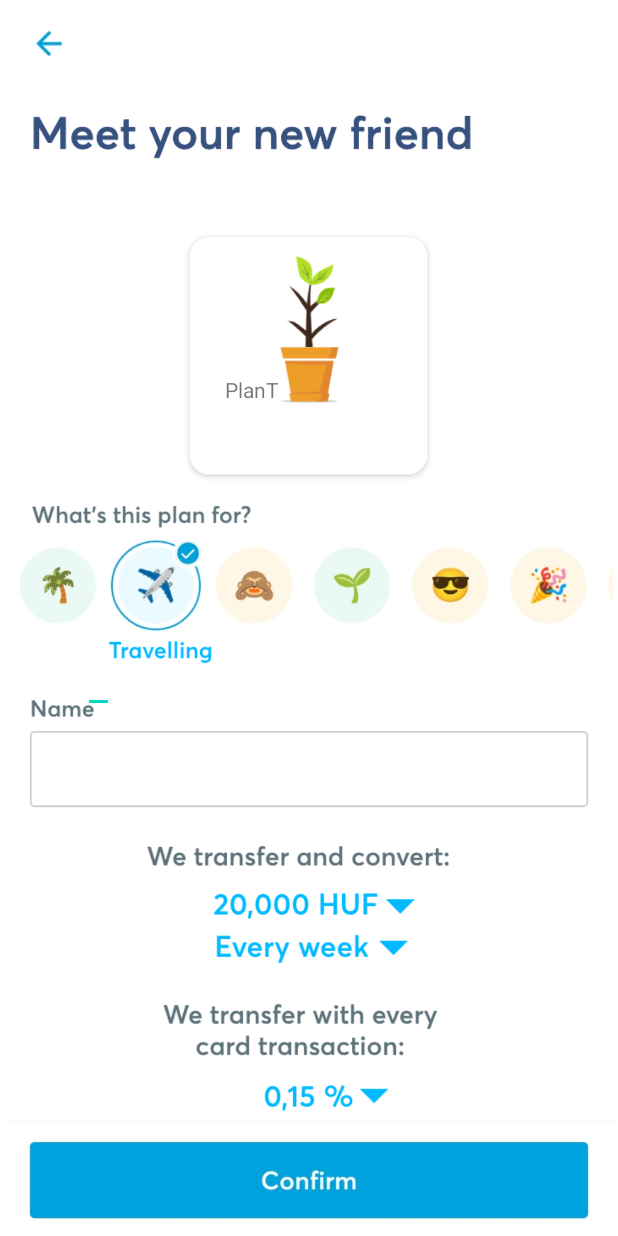
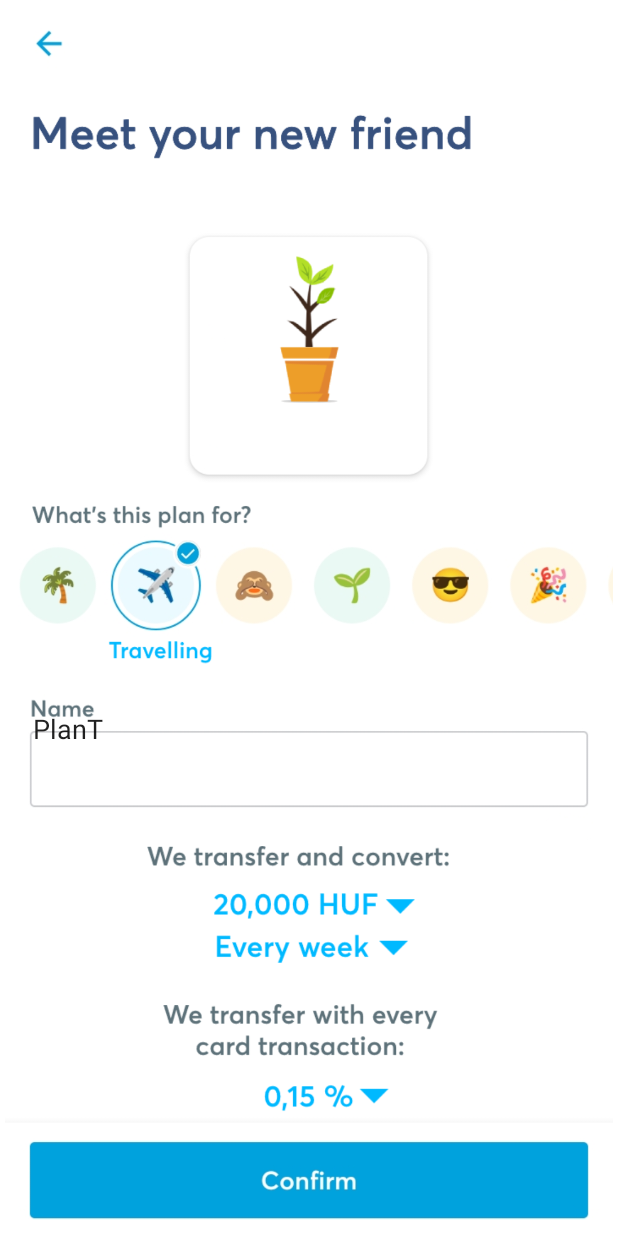
Before and after one commit to barsimark/Hackathon-JunctionX-2022, an Android app: the NewJarSettingsActivity screen opened directly, with no data from a screen before it, on a phone screen of 412 x 824 dp. Run offline under Robolectric (Android 15) with nearby library versions, the phone set to English and light mode, and no system bars.

Commit message:
Fix new jar currency and new jar settings layout

```diff
--- a/JunctionX22/app/src/main/java/myapplication/junctionx22/jar/NewJarSettingsActivity.kt
+++ b/JunctionX22/app/src/main/java/myapplication/junctionx22/jar/NewJarSettingsActivity.kt
@@ -17,7 +17,7 @@ class NewJarSettingsActivity : AppCompatActivity() {
 
         binding.etInput.doAfterTextChanged {
             if (binding.etInput.text.isEmpty()){
-                binding.tvInput.text = "PlanT"
+                binding.tvInput.text = ""
             }
             else {
                 binding.tvInput.text = binding.etInput.text
--- a/JunctionX22/app/src/main/res/layout/activity_new_jar_settings.xml
+++ b/JunctionX22/app/src/main/res/layout/activity_new_jar_settings.xml
@@ -23,8 +23,10 @@
         android:layout_height="wrap_content"
         app:layout_constraintTop_toTopOf="parent"
         app:layout_constraintStart_toStartOf="parent"
-        android:layout_marginTop="430dp"
-        android:layout_marginStart="55dp"
+        android:layout_marginTop="473dp"
+        android:layout_marginStart="22dp"
+        android:text="PlanT"
+        android:background="@android:color/transparent"
         android:autofillHints="Input" />
 
     <TextView
@@ -33,10 +35,11 @@
         android:layout_height="wrap_content"
         app:layout_constraintTop_toTopOf="parent"
         app:layout_constraintStart_toStartOf="parent"
-        android:layout_marginTop="250dp"
-        android:layout_marginStart="150dp"
+        android:layout_marginTop="270dp"
+        android:layout_marginStart="170dp"
         android:textAlignment="center"
-        android:text="PlanT" />
+        android:textSize="16sp"
+        android:text="" />
 
     <Button
         android:id="@+id/btnConfirm"
```
Also changed, not shown: JunctionX22/app/src/main/res/layout/activity_new_jar_currency.xml (+4 -4 lines).
